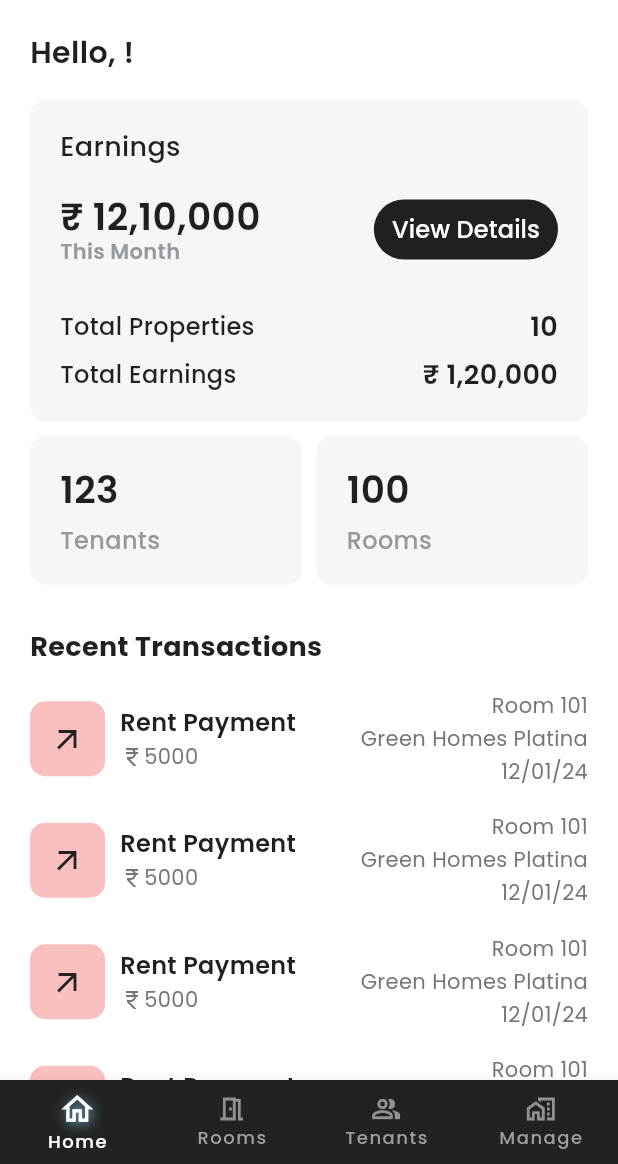
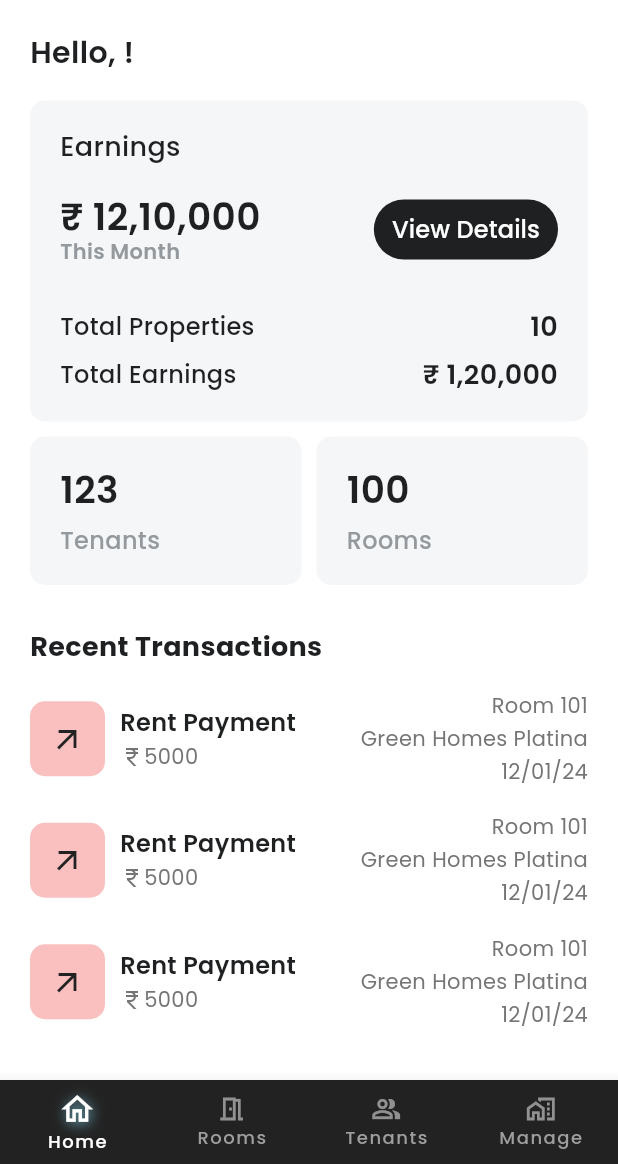
Before and after one commit to himakhaitan/fiyoh, a Flutter app: the screen it shows once a user with an empty profile is signed in, on a phone screen of 412 x 824 dp, the part 72-1236 px from its top. Run offline on Flutter 3.47's test engine with Material 3 defaults, Android fonts, the phone set to English and light mode, and no system bars; our stand-ins replace bloc, cloud_firestore, firebase_auth, firebase_core, flutter_bloc, google_fonts and 1 more; accounts and stored records are empty.

Commit message:
Initiates #78

```diff
--- a/lib/dashboard/screens/home_screen.dart
+++ b/lib/dashboard/screens/home_screen.dart
@@ -17,8 +17,7 @@ class HomeScreen extends StatefulWidget {
 class _HomeScreenState extends State<HomeScreen> {
   @override
   Widget build(BuildContext context) {
-    return SingleChildScrollView(
-      child: Container(
+    return Container(
       padding: const EdgeInsets.symmetric(vertical: 15, horizontal: 20),
       child: Column(
         children: [
@@ -124,15 +123,16 @@ class _HomeScreenState extends State<HomeScreen> {
             text: "Recent Transactions",
           ),
           const SizedBox(height: 10),
-            ListView.builder(
+          Expanded(
+            child: ListView.builder(
               itemBuilder: (context, index) {
                 return TransactionItem(isCredit: false);
               },
               itemCount: 8,
               shrinkWrap: true,
             ),
+          ),
         ],
-        ),
       ),
     );
   }
--- a/lib/tenant/screens/tenant_detail_screen.dart
+++ b/lib/tenant/screens/tenant_detail_screen.dart
@@ -7,7 +7,7 @@ import 'package:fiyoh/common_widgets/section_header.dart';
 import 'package:fiyoh/constants/colours.dart';
 import 'package:fiyoh/layouts/detail/detail_layout.dart';
 import 'package:fiyoh/tenant/widgets/transaction_tile.dart';
-import 'package:fiyoh/utils/format_date.dart';
+import 'package:fiyoh/utils/date_handler.dart';
 
 class TenantDetailScreen extends StatefulWidget {
   final Tenant tenant;
--- a/lib/tenant/widgets/transaction_tile.dart
+++ b/lib/tenant/widgets/transaction_tile.dart
@@ -1,5 +1,5 @@
 import 'package:fiyoh/models/transaction.dart';
-import 'package:fiyoh/utils/format_date.dart';
+import 'package:fiyoh/utils/date_handler.dart';
 import 'package:flutter/material.dart';
 import 'package:fiyoh/common_widgets/descriptive_text.dart';
 import 'package:fiyoh/common_widgets/info_item.dart';
--- a/lib/utils/format_date.dart
+++ /dev/null
@@ -1,3 +0,0 @@
-String formatDate(DateTime date) {
-  return "${date.day}/${date.month}/${date.year}";
-}
```
Also changed, not shown: lib/common_widgets/date_picker.dart (+23 -6 lines), lib/payments/screens/add_payment_screen.dart (+7 -12 lines), lib/utils/date_handler.dart (added, +13 -0 lines). Lines whose indentation alone changed are shown as unchanged.
